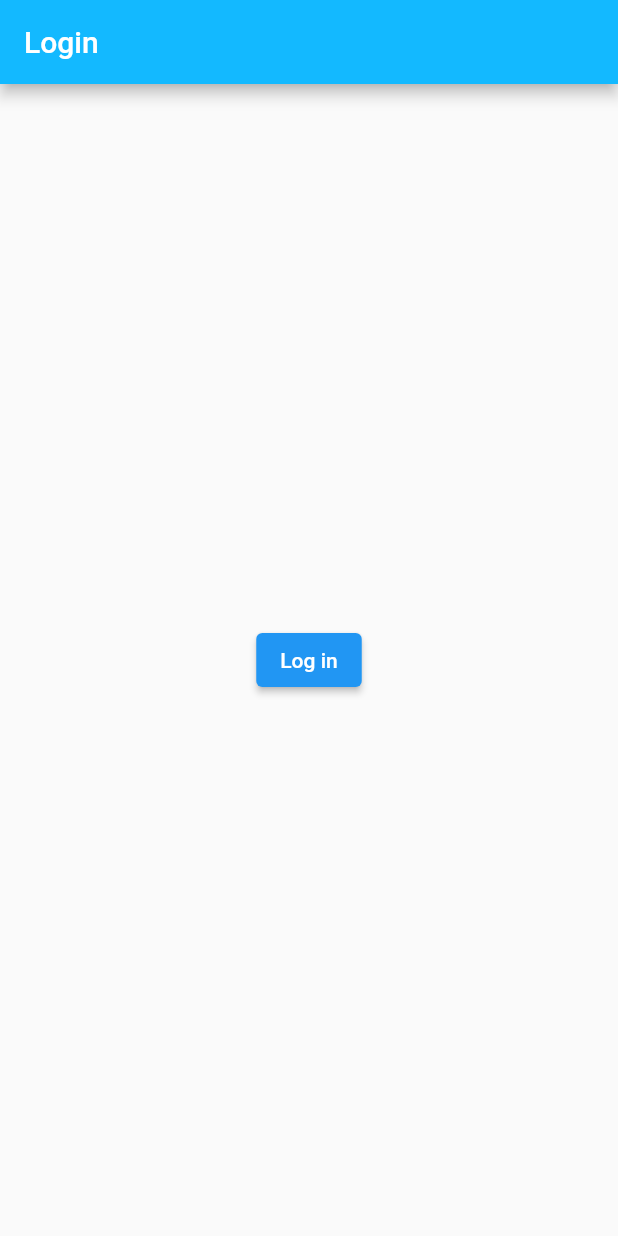
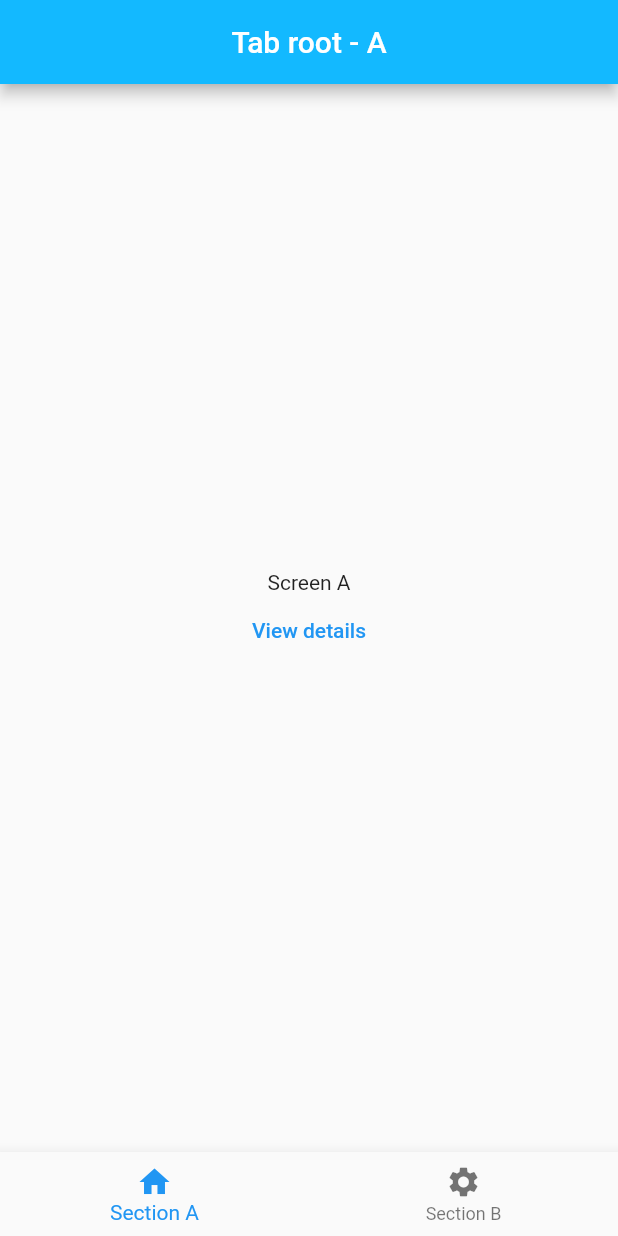
Before and after one commit to RuiMiguel/go_router_sample, a Flutter app: the screen it shows after launch, on a phone screen of 412 x 824 dp. Run offline on Flutter 3.47's test engine with Material 2 defaults, Android fonts, the phone set to English and light mode, and no system bars; our stand-ins replace bloc, go_router; generated files the repository leaves out were written again.

Commit message:
feat: navbar and detail routes

```diff
--- a/lib/app/navigation/router.dart
+++ b/lib/app/navigation/router.dart
@@ -1,41 +1,45 @@
+import 'package:flutter/material.dart';
 import 'package:go_router/go_router.dart';
-import 'package:go_router_sample/detail/detail_page.dart';
-import 'package:go_router_sample/error/error_page.dart';
-import 'package:go_router_sample/home/home_page.dart';
-import 'package:go_router_sample/login/login_page.dart';
+import 'package:go_router_sample/home/home.dart';
+
+// private navigators
+final _rootNavigatorKey = GlobalKey<NavigatorState>();
+final _shellNavigatorKey = GlobalKey<NavigatorState>();
 
 final GoRouter router = GoRouter(
-  errorBuilder: (context, state) => const ErrorPage(),
   debugLogDiagnostics: true,
+  initialLocation: '/a',
+  navigatorKey: _rootNavigatorKey,
   routes: [
-    GoRoute(
-      name: 'root',
-      path: '/',
-      redirect: (context, state) {
-        final userIsNotLoggedIn =
-            state.queryParams['logged']?.toLowerCase() != 'true';
-        if (userIsNotLoggedIn) {
-          return '/login';
-        }
-        return '/home';
+    ShellRoute(
+      navigatorKey: _shellNavigatorKey,
+      builder: (context, state, child) {
+        return ScaffoldWithBottomNavBar(child: child);
       },
-    ),
-    GoRoute(
-      name: 'login',
-      path: '/login',
-      builder: (context, state) => const LoginPage(),
-    ),
-    GoRoute(
-      name: 'home',
-      path: '/home',
-      builder: (context, state) => const HomePage(),
       routes: [
         GoRoute(
-          name: 'detail',
-          path: 'detail/:name',
-          builder: (context, state) => DetailPage(
-            name: state.params['name']!,
+          path: '/a',
+          pageBuilder: (context, state) => const NoTransitionPage(
+            child: RootScreen(label: 'A', detailsPath: '/a/details'),
           ),
+          routes: [
+            GoRoute(
+              path: 'details',
+              builder: (context, state) => const DetailsScreen(label: 'A'),
+            ),
+          ],
+        ),
+        GoRoute(
+          path: '/b',
+          pageBuilder: (context, state) => const NoTransitionPage(
+            child: RootScreen(label: 'B', detailsPath: '/b/details'),
+          ),
+          routes: [
+            GoRoute(
+              path: 'details',
+              builder: (context, state) => const DetailsScreen(label: 'B'),
+            ),
+          ],
         ),
       ],
     ),
--- /dev/null
+++ b/lib/home/home.dart
@@ -0,0 +1,3 @@
+export 'details_screen.dart';
+export 'root_screen.dart';
+export 'scaffold_with_bottom_nav_bar.dart';
--- /dev/null
+++ b/lib/home/root_screen.dart
@@ -0,0 +1,35 @@
+import 'package:flutter/material.dart';
+import 'package:go_router/go_router.dart';
+
+class RootScreen extends StatelessWidget {
+  const RootScreen({
+    required this.label,
+    required this.detailsPath,
+    super.key,
+  });
+
+  final String label;
+  final String detailsPath;
+
+  @override
+  Widget build(BuildContext context) {
+    return Scaffold(
+      appBar: AppBar(
+        title: Text('Tab root - $label'),
+        centerTitle: true,
+      ),
+      body: Center(
+        child: Column(
+          mainAxisSize: MainAxisSize.min,
+          children: [
+            Text('Screen $label'),
+            TextButton(
+              child: const Text('View details'),
+              onPressed: () => context.push(detailsPath),
+            ),
+          ],
+        ),
+      ),
+    );
+  }
+}
--- /dev/null
+++ b/lib/home/scaffold_with_bottom_nav_bar.dart
@@ -0,0 +1,77 @@
+import 'package:flutter/material.dart';
+import 'package:go_router/go_router.dart';
+
+class ScaffoldWithBottomNavBar extends StatefulWidget {
+  const ScaffoldWithBottomNavBar({
+    required this.child,
+    super.key,
+  });
+
+  final Widget child;
+
+  @override
+  State<ScaffoldWithBottomNavBar> createState() =>
+      _ScaffoldWithBottomNavBarState();
+}
+
+class _ScaffoldWithBottomNavBarState extends State<ScaffoldWithBottomNavBar> {
+  late final List<NavBarTabItem> tabs;
+
+  // getter that computes the current index from the current location,
+  // using the helper method below
+  int get _currentIndex => _locationToTabIndex(GoRouter.of(context).location);
+
+  int _locationToTabIndex(String location) {
+    final index =
+        tabs.indexWhere((t) => location.startsWith(t.initialLocation));
+    // if index not found (-1), return 0
+    return index < 0 ? 0 : index;
+  }
+
+  // callback used to navigate to the desired tab
+  void _onItemTapped(BuildContext context, int tabIndex) {
+    if (tabIndex != _currentIndex) {
+      // go to the initial location of the selected tab (by index)
+      context.go(tabs[tabIndex].initialLocation);
+    }
+  }
+
+  @override
+  void initState() {
+    super.initState();
+    tabs = const [
+      NavBarTabItem(
+        initialLocation: '/a',
+        icon: Icon(Icons.home),
+        label: 'Section A',
+      ),
+      NavBarTabItem(
+        initialLocation: '/b',
+        icon: Icon(Icons.settings),
+        label: 'Section B',
+      ),
+    ];
+  }
+
+  @override
+  Widget build(BuildContext context) {
+    return Scaffold(
+      body: widget.child,
+      bottomNavigationBar: BottomNavigationBar(
+        currentIndex: _currentIndex,
+        items: tabs,
+        onTap: (index) => _onItemTapped(context, index),
+      ),
+    );
+  }
+}
+
+/// Representation of a tab item in the [ScaffoldWithBottomNavBar]
+class NavBarTabItem extends BottomNavigationBarItem {
+  const NavBarTabItem(
+      {required this.initialLocation, required Widget icon, String? label})
+      : super(icon: icon, label: label);
+
+  /// The initial location/path
+  final String initialLocation;
+}
--- a/lib/login/login_page.dart
+++ /dev/null
@@ -1,26 +0,0 @@
-import 'package:flutter/material.dart';
-import 'package:go_router/go_router.dart';
-
-class LoginPage extends StatelessWidget {
-  const LoginPage({super.key});
-
-  @override
-  Widget build(BuildContext context) {
-    return Scaffold(
-      appBar: AppBar(
-        title: const Text('Login'),
-      ),
-      body: Center(
-        child: ElevatedButton(
-          child: const Text('Log in'),
-          onPressed: () => context.goNamed(
-            'root',
-            queryParams: {
-              'logged': 'true',
-            },
-          ),
-        ),
-      ),
-    );
-  }
-}
```
Also changed, not shown: lib/detail/detail_page.dart (deleted, +0 -27 lines), lib/error/error_page.dart (deleted, +0 -22 lines), lib/home/details_screen.dart (added, +24 -0 lines), lib/home/home_page.dart (deleted, +0 -38 lines).
